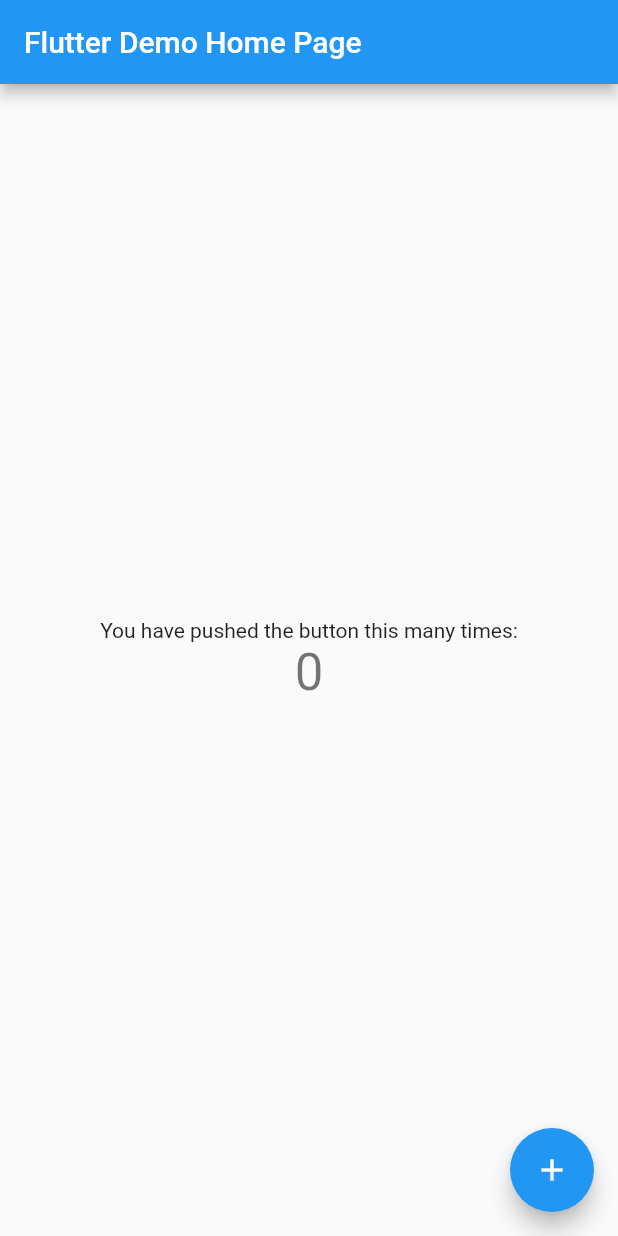
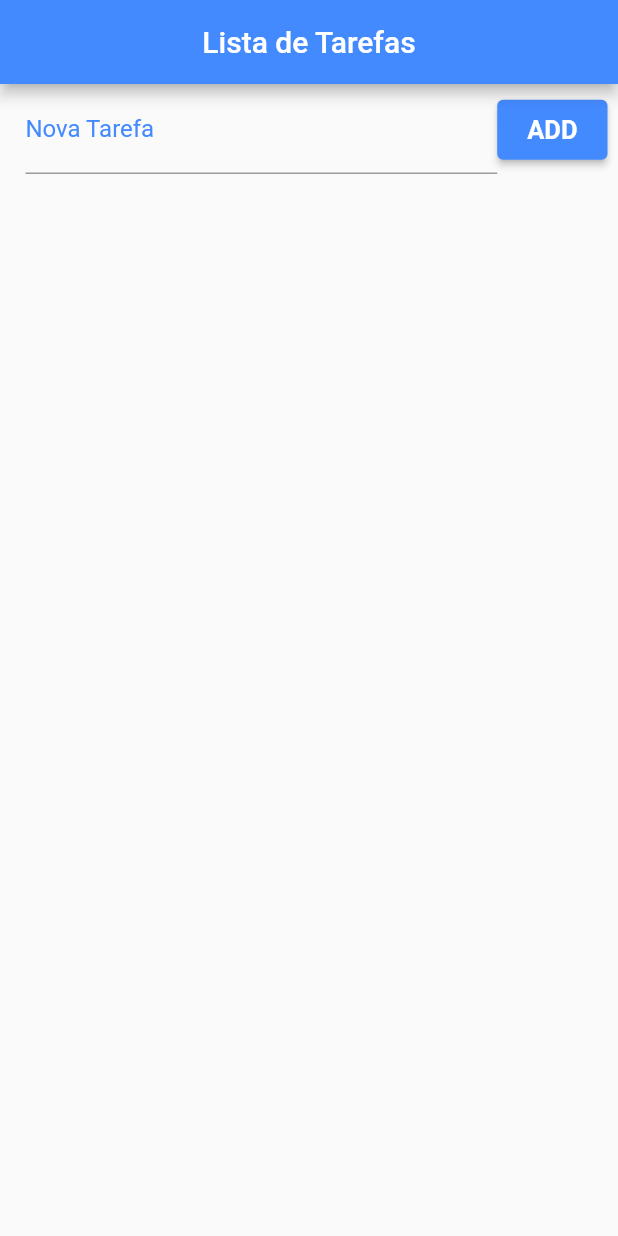
Before and after one commit to eric-alves/lista_de_tarefas, a Flutter app: the screen it shows after launch, on a phone screen of 412 x 824 dp. Run offline on Flutter 3.47's test engine with Material 2 defaults, Android fonts, the phone set to English and light mode, and no system bars.

Commit message:
Controle das tarefas

```diff
--- a/lib/main.dart
+++ b/lib/main.dart
@@ -1,115 +1,205 @@
+import 'dart:convert';
+
 import 'package:flutter/material.dart';
+import 'package:path_provider/path_provider.dart';
+import 'dart:io';
 
 void main() {
-  runApp(const MyApp());
+  runApp(MaterialApp(
+    home: Home(),
+  ));
 }
 
-class MyApp extends StatelessWidget {
-  const MyApp({Key? key}) : super(key: key);
+class Home extends StatefulWidget {
+  const Home({Key? key}) : super(key: key);
 
-  // This widget is the root of your application.
   @override
-  Widget build(BuildContext context) {
-    return MaterialApp(
-      title: 'Flutter Demo',
-      theme: ThemeData(
-        // This is the theme of your application.
-        //
-        // Try running your application with "flutter run". You'll see the
-        // application has a blue toolbar. Then, without quitting the app, try
-        // changing the primarySwatch below to Colors.green and then invoke
-        // "hot reload" (press "r" in the console where you ran "flutter run",
-        // or simply save your changes to "hot reload" in a Flutter IDE).
-        // Notice that the counter didn't reset back to zero; the application
-        // is not restarted.
-        primarySwatch: Colors.blue,
-      ),
-      home: const MyHomePage(title: 'Flutter Demo Home Page'),
-    );
-  }
+  _HomeState createState() => _HomeState();
 }
 
-class MyHomePage extends StatefulWidget {
-  const MyHomePage({Key? key, required this.title}) : super(key: key);
-
-  // This widget is the home page of your application. It is stateful, meaning
-  // that it has a State object (defined below) that contains fields that affect
-  // how it looks.
-
-  // This class is the configuration for the state. It holds the values (in this
-  // case the title) provided by the parent (in this case the App widget) and
-  // used by the build method of the State. Fields in a Widget subclass are
-  // always marked "final".
-
-  final String title;
+class _HomeState extends State<Home> {
+  final _toDoController = TextEditingController();
+  List _toDoList = [];
+  late Map<String, dynamic> _lastRemoved;
+  late int _lastRemovedPosition;
+  bool _validate = false;
 
   @override
-  State<MyHomePage> createState() => _MyHomePageState();
-}
+  void initState() {
+    super.initState();
+    _readData().then((data) => {
+          setState(() {
+            _toDoList = json.decode(data);
+          })
+        });
+  }
 
-class _MyHomePageState extends State<MyHomePage> {
-  int _counter = 0;
+  void _addToDo() {
+    setState(() {
+      Map<String, dynamic> newToDo = Map();
+      newToDo["title"] = _toDoController.text;
+      _toDoController.text = "";
+      newToDo["ok"] = false;
+      _toDoList.add(newToDo);
+      _saveData();
+    });
+  }
 
-  void _incrementCounter() {
+  Future<Null> _refresh() async {
+    await Future.delayed(Duration(seconds: 1));
     setState(() {
-      // This call to setState tells the Flutter framework that something has
-      // changed in this State, which causes it to rerun the build method below
-      // so that the display can reflect the updated values. If we changed
-      // _counter without calling setState(), then the build method would not be
-      // called again, and so nothing would appear to happen.
-      _counter++;
+      _toDoList.sort((a, b) {
+        if (a["ok"] && !b["ok"])
+          return 1;
+        else if (!a["ok"] && b["ok"])
+          return -1;
+        else
+          return 0;
+      });
+      _saveData();
     });
+    return null;
   }
 
   @override
   Widget build(BuildContext context) {
-    // This method is rerun every time setState is called, for instance as done
-    // by the _incrementCounter method above.
-    //
-    // The Flutter framework has been optimized to make rerunning build methods
-    // fast, so that you can just rebuild anything that needs updating rather
-    // than having to individually change instances of widgets.
     return Scaffold(
       appBar: AppBar(
-        // Here we take the value from the MyHomePage object that was created by
-        // the App.build method, and use it to set our appbar title.
-        title: Text(widget.title),
+        title: Text("Lista de Tarefas"),
+        backgroundColor: Colors.blueAccent,
+        centerTitle: true,
       ),
-      body: Center(
-        // Center is a layout widget. It takes a single child and positions it
-        // in the middle of the parent.
-        child: Column(
-          // Column is also a layout widget. It takes a list of children and
-          // arranges them vertically. By default, it sizes itself to fit its
-          // children horizontally, and tries to be as tall as its parent.
-          //
-          // Invoke "debug painting" (press "p" in the console, choose the
-          // "Toggle Debug Paint" action from the Flutter Inspector in Android
-          // Studio, or the "Toggle Debug Paint" command in Visual Studio Code)
-          // to see the wireframe for each widget.
-          //
-          // Column has various properties to control how it sizes itself and
-          // how it positions its children. Here we use mainAxisAlignment to
-          // center the children vertically; the main axis here is the vertical
-          // axis because Columns are vertical (the cross axis would be
-          // horizontal).
-          mainAxisAlignment: MainAxisAlignment.center,
-          children: <Widget>[
-            const Text(
-              'You have pushed the button this many times:',
+      body: Column(
+        children: <Widget>[
+          Container(
+            padding: EdgeInsets.fromLTRB(17, 1, 7, 1),
+            child: Row(
+              children: [
+                Expanded(
+                  child: TextField(
+                    controller: _toDoController,
+                    decoration: InputDecoration(
+                      labelText: "Nova Tarefa",
+                      errorText: _validate ? "Digite o nome da tarefa!" : null,
+                      labelStyle: TextStyle(color: Colors.blueAccent),
+                    ),
+                  ),
+                ),
+                ElevatedButton(
+                  style: ElevatedButton.styleFrom(
+                      primary: Colors.blueAccent,
+                      padding: EdgeInsets.symmetric(
+                        horizontal: 20,
+                        vertical: 10,
+                      ),
+                      textStyle: TextStyle(
+                        fontSize: 17,
+                        fontWeight: FontWeight.bold,
+                        color: Colors.white,
+                      )),
+                  child: Text("ADD"),
+                  onPressed: () {
+                    setState(() {
+                      _toDoController.text.isEmpty
+                          ? _validate = true
+                          : _validate = false;
+                      if (!_validate) {
+                        _addToDo;
+                      }
+                    });
+                  },
+                ),
+              ],
             ),
-            Text(
-              '$_counter',
-              style: Theme.of(context).textTheme.headline4,
+          ),
+          Expanded(
+            child: RefreshIndicator(
+              onRefresh: _refresh,
+              child: ListView.builder(
+                padding: EdgeInsets.only(top: 10),
+                itemCount: _toDoList.length,
+                itemBuilder: buildItem,
+              ),
             ),
-          ],
+          ),
+        ],
+      ),
+    );
+  }
+
+  Widget buildItem(context, index) {
+    return Dismissible(
+      key: Key(DateTime.now().millisecondsSinceEpoch.toString()),
+      background: Container(
+        color: Colors.red,
+        child: Align(
+          alignment: Alignment(-0.9, 0.0),
+          child: Icon(
+            Icons.delete,
+            color: Colors.white,
+          ),
         ),
       ),
-      floatingActionButton: FloatingActionButton(
-        onPressed: _incrementCounter,
-        tooltip: 'Increment',
-        child: const Icon(Icons.add),
-      ), // This trailing comma makes auto-formatting nicer for build methods.
+      direction: DismissDirection.startToEnd,
+      child: CheckboxListTile(
+        onChanged: (c) {
+          setState(() {
+            _toDoList[index]["ok"] = c;
+            _saveData();
+          });
+        },
+        title: Text(_toDoList[index]["title"]),
+        value: _toDoList[index]["ok"],
+        secondary: CircleAvatar(
+          child: Icon(_toDoList[index]["ok"] ? Icons.check : Icons.error),
+        ),
+      ),
+      onDismissed: (direction) {
+        setState(() {
+          _lastRemoved = Map.from(_toDoList[index]);
+          _lastRemovedPosition = index;
+          _toDoList.removeAt(index);
+          _saveData();
+
+          final snack = SnackBar(
+            content: Text("Tarefa \"${_lastRemoved["title"]}\" removida!"),
+            action: SnackBarAction(
+              label: "Desfazer",
+              onPressed: () {
+                setState(() {
+                  _toDoList.insert(_lastRemovedPosition, _lastRemoved);
+                  _saveData();
+                });
+              },
+            ),
+            duration: Duration(
+              seconds: 3,
+            ),
+          );
+          Scaffold.of(context).removeCurrentSnackBar();
+          Scaffold.of(context).showSnackBar(snack);
+        });
+      },
     );
   }
+
+  Future<File> _getFile() async {
+    final directory = await getApplicationDocumentsDirectory();
+    return File("${directory.path}/data.json");
+  }
+
+  Future<File> _saveData() async {
+    String data = json.encode(_toDoList);
+    final file = await _getFile();
+    return file.writeAsString(data);
+  }
+
+  Future<String> _readData() async {
+    try {
+      final file = await _getFile();
+      return file.readAsString();
+    } catch (e) {
+      return e.toString();
+    }
+  }
 }
--- a/pubspec.yaml
+++ b/pubspec.yaml
@@ -34,6 +34,7 @@ dependencies:
   # The following adds the Cupertino Icons font to your application.
   # Use with the CupertinoIcons class for iOS style icons.
   cupertino_icons: ^1.0.2
+  path_provider: ^2.0.7
 
 dev_dependencies:
   flutter_test:
```
Also changed, not shown: pubspec.lock.
